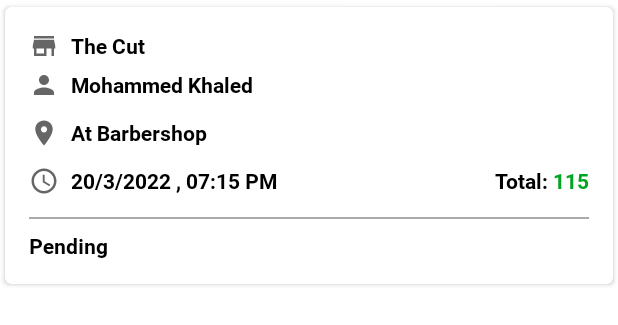
After one commit to Anasmb/IS499_Barbershop, an Android app: the layout appointment_item.xml on its own in the app's theme, with its tools: preview values and no code run, on a phone screen of 412 x 824 dp. The commit adds this screen. Shown: the top 325 px of the screen. Run offline under Robolectric (Android 15) with nearby library versions, the light colour scheme and no system bars; network calls fail.

Commit message:
+ appointment fragment , layout , adapter and itemList + SummaryActivity fixes +

```diff
--- a/app/src/main/java/com/example/barbershop/MapsActivity.java
+++ b/app/src/main/java/com/example/barbershop/MapsActivity.java
@@ -2,9 +2,7 @@ package com.example.barbershop;
 
 import androidx.fragment.app.FragmentActivity;
 
-import android.app.Activity;
 import android.content.Intent;
-import android.graphics.Point;
 import android.location.Address;
 import android.location.Geocoder;
 import android.os.Bundle;
@@ -14,6 +12,7 @@ import android.view.Window;
 import android.widget.TextView;
 
 import com.example.barbershop.databinding.ActivityMapsBinding;
+import com.example.barbershop.items.ServiceItem;
 import com.google.android.gms.maps.CameraUpdateFactory;
 import com.google.android.gms.maps.GoogleMap;
 import com.google.android.gms.maps.OnMapReadyCallback;
@@ -21,7 +20,6 @@ import com.google.android.gms.maps.SupportMapFragment;
 import com.google.android.gms.maps.model.LatLng;
 import com.google.android.gms.maps.model.Marker;
 import com.google.android.gms.maps.model.MarkerOptions;
-import com.example.barbershop.databinding.ActivityMapsBinding;
 import com.google.android.material.textfield.TextInputEditText;
 
 import java.io.IOException;
--- a/app/src/main/java/com/example/barbershop/SalonFragment.java
+++ b/app/src/main/java/com/example/barbershop/SalonFragment.java
@@ -22,6 +22,8 @@ import com.android.volley.Response;
 import com.android.volley.VolleyError;
 import com.android.volley.toolbox.StringRequest;
 import com.android.volley.toolbox.Volley;
+import com.example.barbershop.adapters.SalonAdapter;
+import com.example.barbershop.items.SalonItem;
 
 import org.jetbrains.annotations.NotNull;
 import org.json.JSONArray;
--- a/app/src/main/java/com/example/barbershop/SelectBarberActivity.java
+++ b/app/src/main/java/com/example/barbershop/SelectBarberActivity.java
@@ -7,7 +7,6 @@ import androidx.recyclerview.widget.RecyclerView;
 
 import android.content.Intent;
 import android.os.Bundle;
-import android.util.Log;
 import android.view.View;
 import android.widget.ImageView;
 import android.widget.Toast;
@@ -17,6 +16,8 @@ import com.android.volley.Response;
 import com.android.volley.VolleyError;
 import com.android.volley.toolbox.StringRequest;
 import com.android.volley.toolbox.Volley;
+import com.example.barbershop.adapters.BarberAdapter;
+import com.example.barbershop.items.BarberItem;
 import com.google.android.material.button.MaterialButton;
 
 import org.json.JSONArray;
--- a/app/src/main/java/com/example/barbershop/SelectDateActivity.java
+++ b/app/src/main/java/com/example/barbershop/SelectDateActivity.java
@@ -6,7 +6,6 @@ import android.app.DatePickerDialog;
 import android.app.TimePickerDialog;
 import android.content.Intent;
 import android.os.Bundle;
-import android.util.Log;
 import android.view.View;
 import android.widget.DatePicker;
 import android.widget.ImageView;
@@ -14,14 +13,11 @@ import android.widget.LinearLayout;
 import android.widget.TimePicker;
 import android.widget.Toast;
 
-import com.google.android.material.button.MaterialButton;
+import com.example.barbershop.items.ServiceItem;
 import com.google.android.material.textfield.TextInputEditText;
 
-import java.text.SimpleDateFormat;
 import java.util.ArrayList;
 import java.util.Calendar;
-import java.util.Locale;
-import java.util.TimeZone;
 
 public class SelectDateActivity extends AppCompatActivity implements DatePickerDialog.OnDateSetListener {
 
--- a/app/src/main/java/com/example/barbershop/SelectServiceActivity.java
+++ b/app/src/main/java/com/example/barbershop/SelectServiceActivity.java
@@ -6,9 +6,7 @@ import androidx.recyclerview.widget.LinearLayoutManager;
 import androidx.recyclerview.widget.RecyclerView;
 
 import android.content.Intent;
-import android.content.SharedPreferences;
 import android.os.Bundle;
-import android.util.Log;
 import android.view.View;
 import android.widget.ImageView;
 import android.widget.Toast;
@@ -18,6 +16,8 @@ import com.android.volley.Response;
 import com.android.volley.VolleyError;
 import com.android.volley.toolbox.StringRequest;
 import com.android.volley.toolbox.Volley;
+import com.example.barbershop.adapters.ServiceAdapter;
+import com.example.barbershop.items.ServiceItem;
 import com.google.android.material.button.MaterialButton;
 
 import org.json.JSONArray;
--- a/app/src/main/java/com/example/barbershop/BarberAdapter.java
+++ b/app/src/main/java/com/example/barbershop/adapters/BarberAdapter.java
@@ -1,14 +1,16 @@
-package com.example.barbershop;
+package com.example.barbershop.adapters;
 
 import android.content.Context;
 import android.view.LayoutInflater;
 import android.view.View;
 import android.view.ViewGroup;
-import android.widget.CheckBox;
 import android.widget.TextView;
 
 import androidx.annotation.NonNull;
 import androidx.recyclerview.widget.RecyclerView;
+
+import com.example.barbershop.items.BarberItem;
+import com.example.barbershop.R;
 
 import org.jetbrains.annotations.NotNull;
 
--- a/app/src/main/java/com/example/barbershop/SalonAdapter.java
+++ b/app/src/main/java/com/example/barbershop/adapters/SalonAdapter.java
@@ -1,4 +1,4 @@
-package com.example.barbershop;
+package com.example.barbershop.adapters;
 
 import android.content.Context;
 import android.view.LayoutInflater;
@@ -9,6 +9,9 @@ import android.widget.TextView;
 
 import androidx.annotation.NonNull;
 import androidx.recyclerview.widget.RecyclerView;
+
+import com.example.barbershop.R;
+import com.example.barbershop.items.SalonItem;
 
 import org.jetbrains.annotations.NotNull;
 
--- a/app/src/main/java/com/example/barbershop/BarberItem.java
+++ b/app/src/main/java/com/example/barbershop/items/BarberItem.java
@@ -1,4 +1,4 @@
-package com.example.barbershop;
+package com.example.barbershop.items;
 
 public class BarberItem {
 
--- a/app/src/main/java/com/example/barbershop/SalonItem.java
+++ b/app/src/main/java/com/example/barbershop/items/SalonItem.java
@@ -1,4 +1,4 @@
-package com.example.barbershop;
+package com.example.barbershop.items;
 
 public class SalonItem {
 
--- a/app/src/main/java/com/example/barbershop/ServiceItem.java
+++ b/app/src/main/java/com/example/barbershop/items/ServiceItem.java
@@ -1,8 +1,7 @@
-package com.example.barbershop;
+package com.example.barbershop.items;
 
 import android.os.Parcel;
 import android.os.Parcelable;
-import android.widget.CheckBox;
 
 public class ServiceItem implements Parcelable {
 
--- /dev/null
+++ b/app/src/main/res/layout/appointment_item.xml
@@ -0,0 +1,161 @@
+<?xml version="1.0" encoding="utf-8"?>
+<androidx.cardview.widget.CardView
+    xmlns:android="http://schemas.android.com/apk/res/android"
+    xmlns:app="http://schemas.android.com/apk/res-auto"
+    android:layout_width="match_parent"
+    android:layout_height="wrap_content"
+    app:cardCornerRadius="4dp"
+    app:cardUseCompatPadding="true"
+    android:background="#F1F1F1">
+
+    <LinearLayout
+        android:layout_width="match_parent"
+        android:layout_height="wrap_content"
+        android:orientation="vertical"
+        android:padding="16dp">
+
+        <RelativeLayout
+            android:layout_width="match_parent"
+            android:layout_height="wrap_content">
+
+            <ImageView
+                android:id="@+id/appointment_store_img"
+                android:layout_width="20dp"
+                android:layout_height="20dp"
+                android:src="@drawable/ic_baseline_store_24" />
+
+            <TextView
+                android:id="@+id/appointmentBarbershopName"
+                android:layout_width="wrap_content"
+                android:layout_height="wrap_content"
+                android:layout_marginHorizontal="8dp"
+                android:text="The Cut"
+                android:textColor="@color/black"
+                android:fontFamily="@font/roboto_bold"
+                android:textSize="14dp"
+                android:layout_toRightOf="@id/appointment_store_img" />
+
+
+        </RelativeLayout>
+
+        <RelativeLayout
+            android:layout_width="match_parent"
+            android:layout_height="wrap_content"
+            android:layout_marginVertical="6dp">
+
+            <ImageView
+                android:id="@+id/appointment_person_img"
+                android:layout_width="20dp"
+                android:layout_height="20dp"
+                android:src="@drawable/ic_baseline_person_24" />
+
+            <TextView
+                android:id="@+id/appointmentBarberName"
+                android:layout_width="wrap_content"
+                android:layout_height="wrap_content"
+                android:layout_marginHorizontal="8dp"
+                android:text="Mohammed Khaled"
+                android:textColor="@color/black"
+                android:fontFamily="@font/roboto_bold"
+                android:textSize="14dp"
+                android:layout_toRightOf="@id/appointment_person_img"/>
+
+        </RelativeLayout>
+
+        <RelativeLayout
+            android:layout_width="match_parent"
+            android:layout_height="wrap_content"
+            android:layout_marginVertical="6dp">
+
+            <ImageView
+                android:id="@+id/appointment_location_img"
+                android:layout_width="20dp"
+                android:layout_height="20dp"
+                android:src="@drawable/ic_baseline_location_on_16" />
+
+            <TextView
+                android:id="@+id/appointmentServiceLocation"
+                android:layout_width="wrap_content"
+                android:layout_height="wrap_content"
+                android:layout_marginHorizontal="8dp"
+                android:text="At Barbershop"
+                android:textColor="@color/black"
+                android:fontFamily="@font/roboto_bold"
+                android:textSize="14dp"
+                android:layout_toRightOf="@id/appointment_location_img"/>
+
+        </RelativeLayout>
+
+
+
+        <RelativeLayout
+            android:layout_width="match_parent"
+            android:layout_height="wrap_content"
+            android:layout_marginVertical="6dp">
+
+            <ImageView
+                android:id="@+id/appointment_timeDate_img"
+                android:layout_width="20dp"
+                android:layout_height="20dp"
+                android:src="@drawable/ic_baseline_access_time_24" />
+
+            <TextView
+                android:id="@+id/appointmentDateTimeText"
+                android:layout_width="wrap_content"
+                android:layout_height="wrap_content"
+                android:layout_marginHorizontal="8dp"
+                android:text="20/3/2022 , 07:15 PM"
+                android:textColor="@color/black"
+                android:fontFamily="@font/roboto_bold"
+                android:textSize="14dp"
+                android:layout_toRightOf="@+id/appointment_timeDate_img"/>
+
+
+            <TextView
+                android:layout_width="wrap_content"
+                android:layout_height="wrap_content"
+                android:text="Total: "
+                android:textColor="@color/black"
+                android:fontFamily="@font/roboto_bold"
+                android:textSize="14dp"
+                android:layout_toLeftOf="@id/appointmentPriceTxt"/>
+
+            <TextView
+                android:id="@+id/appointmentPriceTxt"
+                android:layout_width="wrap_content"
+                android:layout_height="wrap_content"
+                android:text="115"
+                android:textColor="#00A521"
+                android:fontFamily="@font/roboto_bold"
+                android:textSize="14dp"
+                android:layout_alignParentRight="true" />
+
+        </RelativeLayout>
+
+        <View
+            android:layout_width="match_parent"
+            android:layout_height="1dp"
+            android:layout_marginVertical="8dp"
+            android:background="@android:color/darker_gray"/>
+
+        <RelativeLayout
+            android:layout_width="match_parent"
+            android:layout_height="wrap_content">
+
+            <TextView
+                android:id="@+id/appointmentStatusText"
+                android:layout_width="wrap_content"
+                android:layout_height="wrap_content"
+                android:text="Pending"
+                android:textColor="@color/black"
+                android:fontFamily="@font/roboto_bold"
+                android:textSize="14dp" />
+
+
+        </RelativeLayout>
+
+
+    </LinearLayout>
+
+
+</androidx.cardview.widget.CardView>
```
Also changed, not shown: app/src/main/java/com/example/barbershop/AppointmentFragment.java (+98 -1 lines), app/src/main/java/com/example/barbershop/SummaryActivity.java (+11 -8 lines), app/src/main/java/com/example/barbershop/adapters/AppointmentAdapter.java (added, +90 -0 lines), app/src/main/java/com/example/barbershop/adapters/ServiceAdapter.java (renamed from app/src/main/java/com/example/barbershop/ServiceAdapter.java, +3 -5 lines), app/src/main/java/com/example/barbershop/items/AppointmentItem.java (added, +50 -0 lines), app/src/main/res/drawable/ic_baseline_navigation_24.xml (added, +10 -0 lines), app/src/main/res/layout/fragment_appointment.xml (+9 -1 lines).
